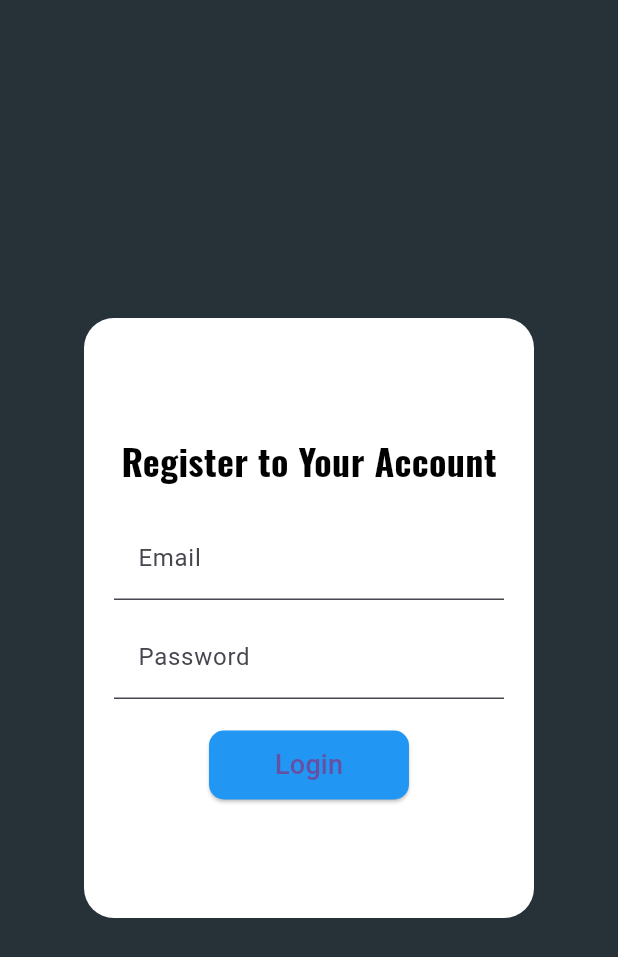
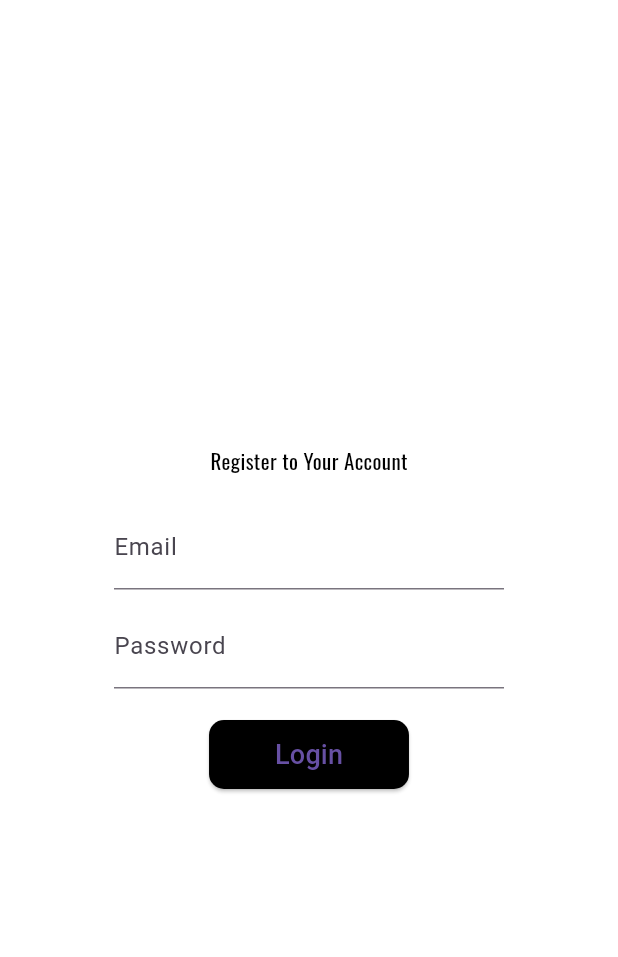
Before and after one commit to ChedlyRebai/flutter, a Flutter app: the Dashboard screen opened directly, after a tap on the "logout" icon, after a tap on "Don't have an account?", on a phone screen of 412 x 824 dp. Shown: the top 957 px of the screen. Run offline on Flutter 3.47's test engine with Material 3 defaults, Android fonts, the phone set to English and light mode, and no system bars; our stand-ins replace flutter_slidable, google_fonts; missing offline and left inert: dart:ffi; network calls fail.

Commit message:
first commit

```diff
--- a/flutter-spring-scol/lib/screen/dashboard.dart
+++ b/flutter-spring-scol/lib/screen/dashboard.dart
@@ -1,5 +1,4 @@
 import 'package:flutter/material.dart';
-import 'package:animated_text_kit/animated_text_kit.dart';
 import 'package:tp70/template/navbar.dart';
 
 class Dashboard extends StatelessWidget {
@@ -7,7 +6,7 @@ class Dashboard extends StatelessWidget {
   Widget build(BuildContext context) {
     return Scaffold(
       appBar: NavBar('Dashboard'),
-      backgroundColor: Colors.blueAccent, // Change the background color
+      backgroundColor: Color.fromARGB(255, 255, 255, 255), // Change the background color
       drawer: Drawer(
         child: ListView(
           // Important: Remove any padding from the ListView.
@@ -15,12 +14,12 @@ class Dashboard extends StatelessWidget {
           children: [
             const DrawerHeader(
               decoration: BoxDecoration(
-                color: Colors.blueAccent, // Change the header background color
+                color: Color.fromARGB(255, 255, 255, 255), // Change the header background color
               ),
               child: Text(
                 'Navigation',
                 style: TextStyle(
-                  color: Colors.white,
+                  color: Color.fromARGB(255, 167, 167, 167),
                   fontSize: 24,
                 ),
               ),
@@ -50,15 +49,15 @@ class Dashboard extends StatelessWidget {
               },
             ),
             ListTile(
-              title: const Text('Absences_1'),
+              title: const Text('question1'),
               onTap: () {
-                Navigator.pushNamed(context, '/absences_1');
+                Navigator.pushNamed(context, '/question1');
               },
             ),
             ListTile(
-              title: const Text('Absences_2'),
+              title: const Text('question1'),
               onTap: () {
-                Navigator.pushNamed(context, '/absences_2');
+                Navigator.pushNamed(context, '/question2');
               },
             ),
             ListTile(
--- a/flutter-spring-scol/lib/screen/login.dart
+++ b/flutter-spring-scol/lib/screen/login.dart
@@ -35,10 +35,11 @@ class _LoginState extends State<Login> {
     }
   }
 
+
   @override
   Widget build(BuildContext context) {
     return Scaffold(
-      backgroundColor: Colors.blueGrey[900],
+      backgroundColor: const Color.fromARGB(255, 255, 255, 255),
       body: Center(
         child: SingleChildScrollView(
           child: Form(
@@ -61,8 +62,8 @@ class _LoginState extends State<Login> {
                         Text(
                           "Login to Your Account",
                           style: GoogleFonts.oswald(
-                            fontWeight: FontWeight.w700,
-                            fontSize: 24,
+
+                            fontSize: 17,
                             color: Colors.black,
                           ),
                         ),
@@ -74,7 +75,7 @@ class _LoginState extends State<Login> {
                           decoration: const InputDecoration(
                             labelText: "Email",
                             fillColor: Colors.white,
-                            filled: true,
+
                           ),
                           validator: (value) {
                             // Your validation logic
@@ -110,7 +111,7 @@ class _LoginState extends State<Login> {
                           child: const Text(
                             "Don't have an account?",
                             style: TextStyle(
-                              color: Colors.blue,
+                              color: Color.fromARGB(255, 0, 0, 0),
                               fontWeight: FontWeight.bold,
                             ),
                           ),
@@ -120,7 +121,7 @@ class _LoginState extends State<Login> {
                         ),
                         ElevatedButton(
                           style: ElevatedButton.styleFrom(
-                            backgroundColor: Colors.blue,
+                            backgroundColor: const Color.fromARGB(255, 156, 156, 156),
                             shape: RoundedRectangleBorder(
                               borderRadius: BorderRadius.circular(10.0),
                             ),
--- a/flutter-spring-scol/lib/screen/register.dart
+++ b/flutter-spring-scol/lib/screen/register.dart
@@ -3,6 +3,7 @@ import 'dart:convert';
 import 'package:flutter/material.dart';
 import 'package:google_fonts/google_fonts.dart';
 import 'package:http/http.dart' as http;
+
 import '../entities/user.dart';
 
 class Register extends StatefulWidget {
@@ -31,7 +32,7 @@ class _RegisterState extends State<Register> {
   @override
   Widget build(BuildContext context) {
     return Scaffold(
-      backgroundColor: Colors.blueGrey[900], // Change the background color
+      backgroundColor: Color.fromARGB(255, 255, 255, 255), // Change the background color
       body: Center(
         child: SingleChildScrollView(
           child: Form(
@@ -54,8 +55,8 @@ class _RegisterState extends State<Register> {
                         Text(
                           "Register to Your Account",
                           style: GoogleFonts.oswald(
-                            fontWeight: FontWeight.w700,
-                            fontSize: 24,
+
+                            fontSize: 14,
                             color: Colors.black,
                           ),
                         ),
@@ -67,7 +68,7 @@ class _RegisterState extends State<Register> {
                           decoration: const InputDecoration(
                             labelText: "Email",
                             fillColor: Colors.white,
-                            filled: true,
+
                           ),
                           validator: (value) {
                             // Your validation logic
@@ -81,7 +82,7 @@ class _RegisterState extends State<Register> {
                           decoration: const InputDecoration(
                             labelText: "Password",
                             fillColor: Colors.white,
-                            filled: true,
+
                           ),
                           obscureText: true,
                           validator: (value) {
@@ -93,7 +94,7 @@ class _RegisterState extends State<Register> {
                         ),
                         ElevatedButton(
                           style: ElevatedButton.styleFrom(
-                            primary: Colors.blue, // Change the button color
+                            primary: const Color.fromARGB(255, 0, 0, 0), // Change the button color
                             shape: RoundedRectangleBorder(
                               borderRadius: BorderRadius.circular(10.0),
                             ),
```
Also changed, not shown: flutter-spring-scol/lib/main.dart (+4 -4 lines), flutter-spring-scol/lib/screen/question1.dart (renamed from flutter-spring-scol/lib/screen/absencescreen_1.dart, +11 -12 lines), flutter-spring-scol/lib/screen/question2.dart (renamed from flutter-spring-scol/lib/screen/absencescreen_2.dart, +14 -15 lines), 4 other files.
